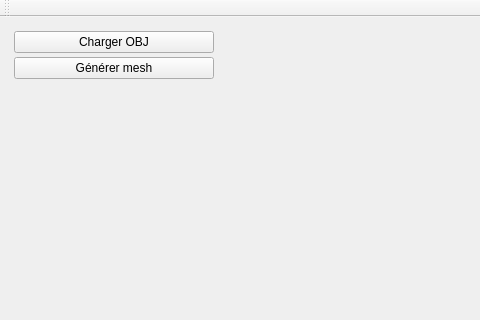
Above: starterLight/mainwindow.ui from vincent-weber/ProjetFragmentation before the change; both pictures show x 0 to 480 and y 0 to 320 of the 632 by 408 pixel window. Below: the same form after it.
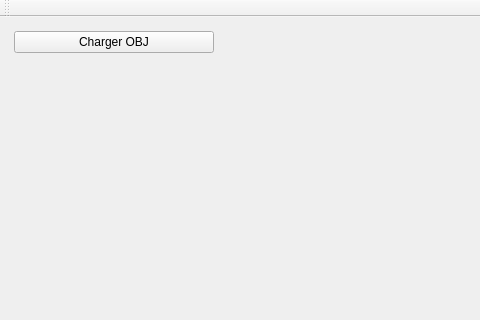
That is the form after the change. Custom widgets are drawn as their Qt base class.

```diff
--- a/starterLight/mainwindow.ui
+++ b/starterLight/mainwindow.ui
@@ -58,13 +58,6 @@
          </property>
         </widget>
        </item>
-       <item>
-        <widget class="QPushButton" name="pushButton_generer">
-         <property name="text">
-          <string>Générer mesh</string>
-         </property>
-        </widget>
-       </item>
        <item>
         <spacer name="verticalSpacer">
          <property name="orientation">
```
